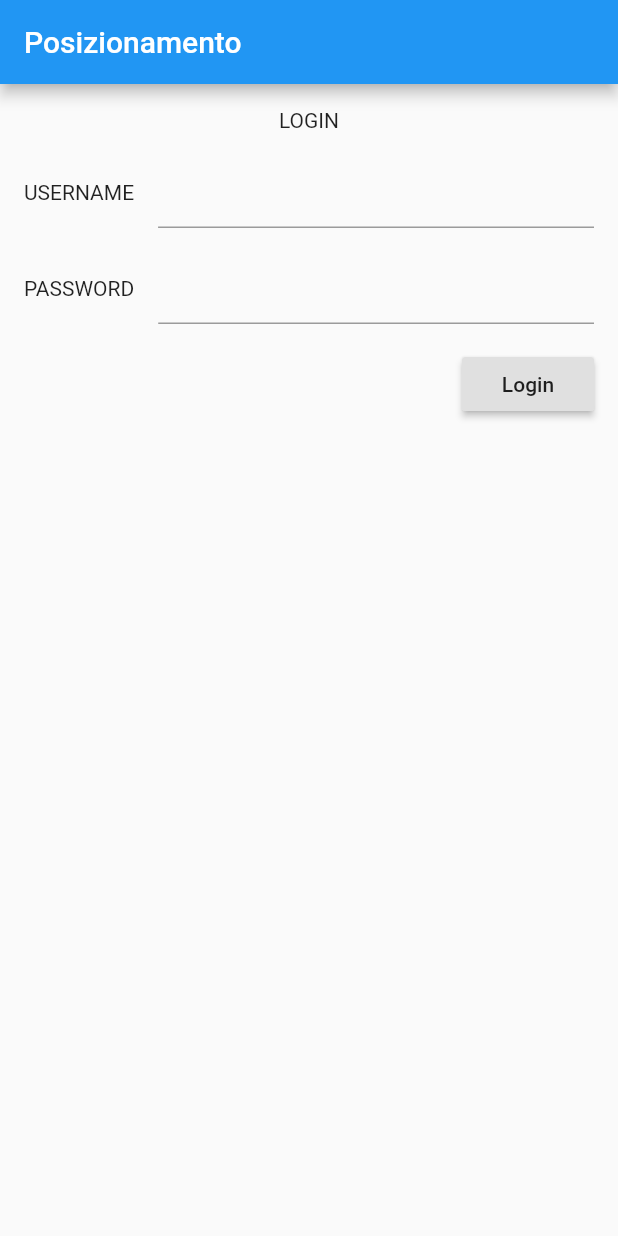
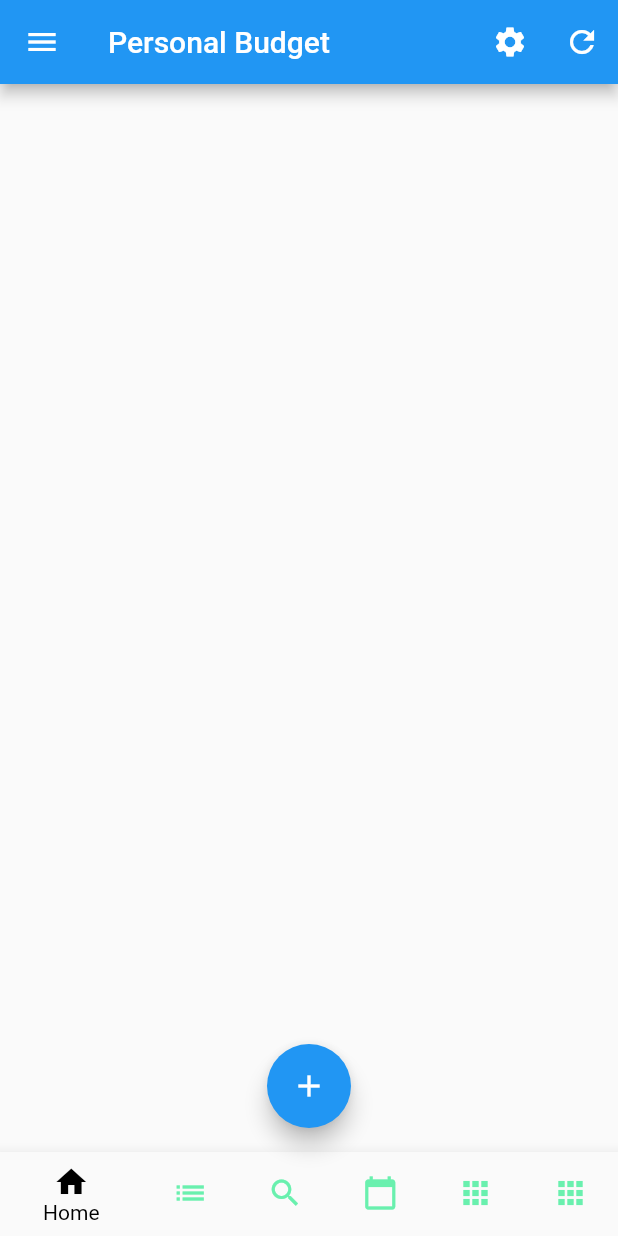
Before and after one commit to nio74/facmuso_prj, a Flutter app: the screen it shows after launch, on a phone screen of 412 x 824 dp. Run offline on Flutter 3.47's test engine with Material 2 defaults, Android fonts, the phone set to English and light mode, and no system bars.

```diff
--- a/lib/main.dart
+++ b/lib/main.dart
@@ -6,50 +6,118 @@ class MyApp extends StatelessWidget {
   @override
   Widget build(BuildContext context) {
     return MaterialApp(
-        title: "MaterialApp",
+        title: "personal budget",
         theme: ThemeData(primarySwatch: Colors.blue),
-        home: LoginPage());
+        home: PbHomePage(),
+        );
   }
 }
 
-class LoginPage extends StatelessWidget {
+class PbHomePage extends StatefulWidget {
+  PbHomePage({Key key}) : super(key: key);
+
+  final String title = "Personal Budget";
+
   @override
-  Widget build(BuildContext context) {
+  _PbHomePageState createState() => _PbHomePageState();
+
+    }
+
+
+
+class _PbHomePageState  extends State<PbHomePage>{
+  int _selectedIndex=0;
+  @override
+  Widget build (BuildContext context){
     return Scaffold(
-      appBar: AppBar(title: Text('Posizionamento')),
-      body: Container(
-          margin: EdgeInsets.only(bottom: 16.0),
-          padding: const EdgeInsets.all(16),
-          child: Column(children: <Widget>[
-            Container(
-                margin: EdgeInsets.only(bottom: 16.0), child: Text('LOGIN')),
-            Container(
-              margin: EdgeInsets.only(bottom: 16.0),
-              child: Row(children: <Widget>[
-                Container(
-                    margin: EdgeInsets.only(right: 16.0),
-                    child: Text('USERNAME')),
-                    Flexible(child: TextField())
-              ]),
-            ),
-            Container(
-              margin: EdgeInsets.only(bottom: 16.0),
-              child: Row(children: <Widget>[
-                Container(
-                    margin: EdgeInsets.only(right: 16.0),
-                    child: Text('PASSWORD')),
-                    Flexible(child: TextField(obscureText: true,))
-              ]),
-            ),
-            Row(
-              mainAxisAlignment: MainAxisAlignment.end ,
-              children: <Widget>[RaisedButton(
-                child: Text('Login'),
-                onPressed: () =>{},
-              )],
-            )
-          ])),
+      appBar: AppBar(
+        title: Text(widget.title),
+        actions: <Widget>[
+          IconButton(
+            icon:Icon(Icons.settings),
+            onPressed: () => {})
+            ,
+            IconButton(
+            icon:Icon(Icons.refresh),
+            onPressed: () => {},
+          ),
+        ],
+        ),/*
+      body: Container(),
+      bottomNavigationBar: BottomAppBar(
+        child: Container(
+          color: Colors.yellowAccent,
+          height: 50,
+          child: Row(
+            mainAxisAlignment: MainAxisAlignment.spaceAround,
+            children: <Widget>[
+              FlatButton(
+                child: Text("Elenco"),
+                onPressed: () => {},
+              ),
+              FlatButton(
+                child: Text("Dettaglio"),
+                onPressed: () => {},
+              ),
+              FlatButton(
+                child: Text("Totali"),
+                onPressed: () => {},
+              )
+            ],
+          ),
+        ),
+      ) ,*/
+      bottomNavigationBar: BottomNavigationBar(
+        type: BottomNavigationBarType.shifting,
+        selectedItemColor:  Colors.black,
+        unselectedItemColor: Colors.greenAccent,
+        currentIndex: _selectedIndex,
+        onTap: (_index){
+          setState(() {
+            _selectedIndex = _index;
+          });
 
+        },
+        items: const <BottomNavigationBarItem>[
+          BottomNavigationBarItem(
+            icon: Icon(Icons.home),
+            title: Text('Home'),
+          ),
+          BottomNavigationBarItem(
+            icon: Icon(Icons.list),
+            title: Text('Elenco'),
+          ),
+          BottomNavigationBarItem(
+            icon: Icon(Icons.search),
+            title: Text('Dettaaglio'),
+          ),
+          BottomNavigationBarItem(
+            icon: Icon(Icons.calendar_today),
+            title: Text('Oggi'),
+          ),
+          BottomNavigationBarItem(
+            icon: Icon(Icons.apps),
+            title: Text('Altro'),
+          ),BottomNavigationBarItem(
+            icon: Icon(Icons.apps),
+            title: Text('Altro2'),
+          ),
+        ],
+      ),
+      floatingActionButton: FloatingActionButton(
+        child: Icon(Icons.add),
+        tooltip: 'Aggingi spesa',
+        onPressed: ()=>{},
+      ),
+      floatingActionButtonLocation: FloatingActionButtonLocation.centerFloat,
+      drawer: Drawer(
+        child: Container(
+          color:Colors.yellow,
+          padding: EdgeInsets.fromLTRB(16, 32, 16, 16),
+          child: Text('Demo Menu'),
+        ),
+      ),
     );
-  }
+ }
+
 }
```
Also changed, not shown: lib/mainLogin.txt (added, +62 -0 lines).
